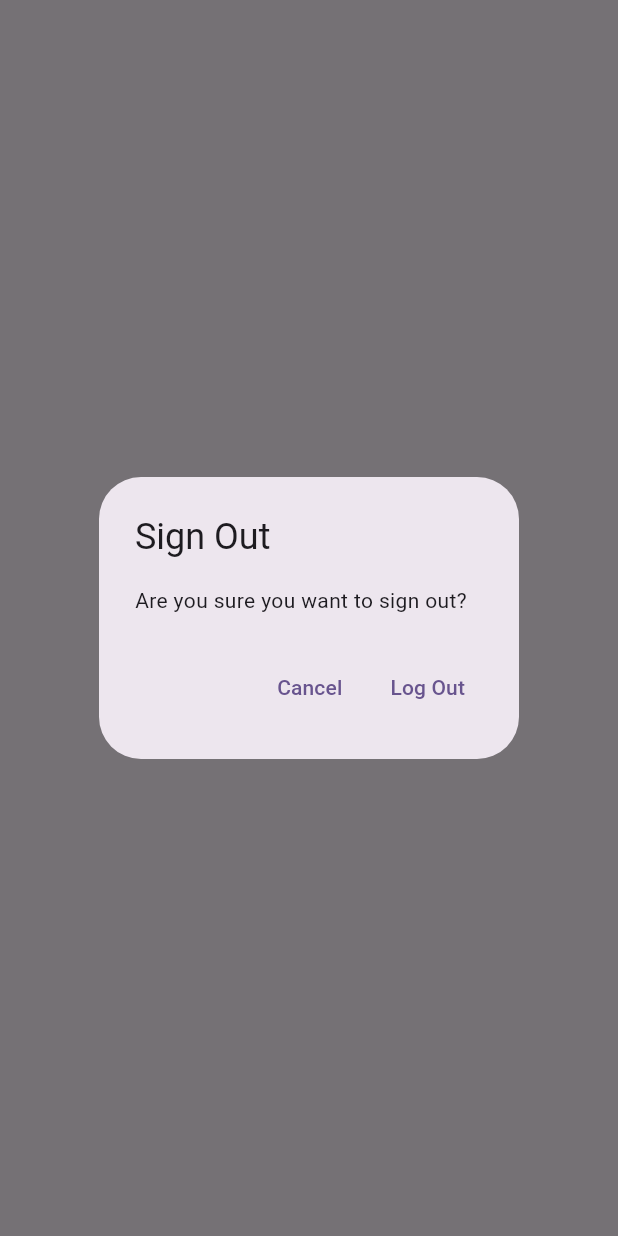
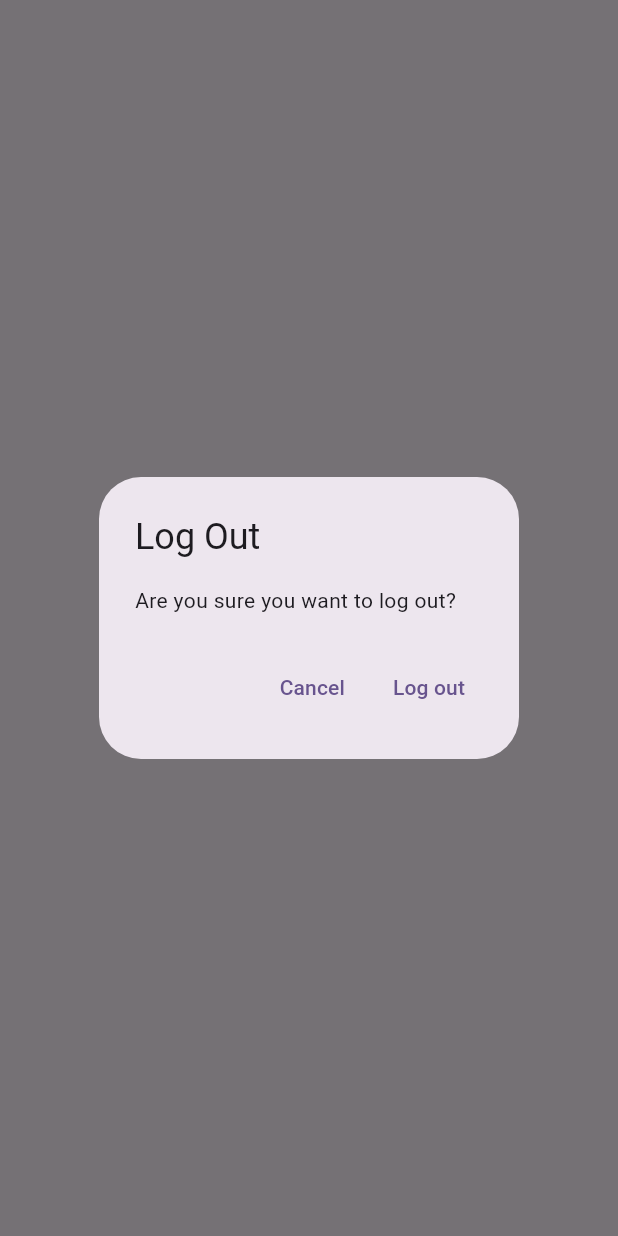
Before and after one commit to Kavya-A-Patel/Noter, a Flutter app: what showLogOutDialog() shows on an empty page, opened directly, on a phone screen of 412 x 824 dp. Run offline on Flutter 3.47's test engine with Material 3 defaults, Android fonts, the phone set to English and light mode, and no system bars; our stand-ins replace firebase_auth, firebase_core, sqflite; accounts and stored records are empty; network calls fail.

Commit message:
Making-Generic-Dialog-And-Implementing-It

```diff
--- /dev/null
+++ b/lib/utilities/dialogs/generic_dialog.dart
@@ -0,0 +1,34 @@
+import 'package:flutter/material.dart';
+
+typedef DialogOptionBuilder<T> = Map<String, T?> Function();
+
+Future<T?> showGenericDialog<T>({
+  required BuildContext context,
+  required String title,
+  required String content,
+  required DialogOptionBuilder optionsBuilder,
+}) {
+  final options = optionsBuilder();
+  return showDialog<T>(
+    builder: (context) {
+      return AlertDialog(
+        title: Text(title),
+        content: Text(content),
+        actions: options.keys.map((optionTitle) {
+          final value = options[optionTitle];
+          return TextButton(
+            onPressed: () {
+              if (value != null) {
+                Navigator.of(context).pop(value);
+              } else {
+                Navigator.of(context).pop();
+              }
+            },
+            child: Text(optionTitle),
+          );
+        }).toList(),
+      );
+    },
+    context: context,
+  );
+}
--- /dev/null
+++ b/lib/utilities/dialogs/logout_dialog.dart
@@ -0,0 +1,16 @@
+import 'package:flutter/material.dart';
+import 'package:noter/utilities/dialogs/generic_dialog.dart';
+
+Future<bool> showLogOutDialog(BuildContext context) {
+  return showGenericDialog(
+    context: context,
+    title: 'Log Out',
+    content: 'Are you sure you want to log out?',
+    optionsBuilder: () => {
+      'Cancel': false,
+      'Log out': true,
+    },
+  ).then(
+    (value) => value ?? false,
+  );
+}
--- a/lib/views/login_view.dart
+++ b/lib/views/login_view.dart
@@ -2,7 +2,7 @@ import 'package:flutter/material.dart';
 import 'package:noter/constants/routes.dart';
 import 'package:noter/services/auth/auth_exceptions.dart';
 import 'package:noter/services/auth/auth_service.dart';
-import 'package:noter/utilities/show_error_dialog.dart';
+import 'package:noter/utilities/dialogs/error_dialog.dart';
 
 class LoginView extends StatefulWidget {
   const LoginView({Key? key}) : super(key: key);
--- a/lib/views/notes/notes_view.dart
+++ b/lib/views/notes/notes_view.dart
@@ -3,6 +3,8 @@ import 'package:noter/constants/routes.dart';
 import 'package:noter/enums/menu_action.dart';
 import 'package:noter/services/auth/auth_service.dart';
 import 'package:noter/services/crud/notes_service.dart';
+import 'package:noter/utilities/dialogs/logout_dialog.dart';
+import 'package:noter/views/notes/notes_list_view.dart';
 
 class NotesView extends StatefulWidget {
   const NotesView({super.key});
@@ -71,18 +73,10 @@ class _NotesViewState extends State<NotesView> {
                     case ConnectionState.active:
                       if (snapshot.hasData) {
                         final allNotes = snapshot.data as List<DatabaseNote>;
-                        return ListView.builder(
-                          itemCount: allNotes.length,
-                          itemBuilder: (context, index) {
-                            final note = allNotes[index];
-                            return ListTile(
-                              title: Text(
-                                note.text,
-                                maxLines: 1,
-                                softWrap: true,
-                                overflow: TextOverflow.ellipsis,
-                              ),
-                            );
+                        return NotesListView(
+                          notes: allNotes,
+                          onDeleteNote: (note) async {
+                            await _notesService.deleteNote(id: note.id);
                           },
                         );
                       } else {
@@ -101,29 +95,3 @@ class _NotesViewState extends State<NotesView> {
     );
   }
 }
-
-Future<bool> showLogOutDialog(BuildContext context) {
-  return showDialog<bool>(
-    context: context,
-    builder: (context) {
-      return AlertDialog(
-        title: const Text('Sign Out'),
-        content: const Text('Are you sure you want to sign out?'),
-        actions: [
-          TextButton(
-            onPressed: () {
-              Navigator.of(context).pop(false);
-            },
-            child: const Text('Cancel'),
-          ),
-          TextButton(
-            onPressed: () {
-              Navigator.of(context).pop(true);
-            },
-            child: const Text('Log Out'),
-          ),
-        ],
-      );
-    },
-  ).then((value) => value ?? false);
-}
--- a/lib/views/register_view.dart
+++ b/lib/views/register_view.dart
@@ -2,7 +2,7 @@ import 'package:flutter/material.dart';
 import 'package:noter/constants/routes.dart';
 import 'package:noter/services/auth/auth_exceptions.dart';
 import 'package:noter/services/auth/auth_service.dart';
-import 'package:noter/utilities/show_error_dialog.dart';
+import 'package:noter/utilities/dialogs/error_dialog.dart';
 
 class RegisterView extends StatefulWidget {
   const RegisterView({super.key});
```
Also changed, not shown: lib/utilities/dialogs/delete_dialog.dart (added, +16 -0 lines), lib/utilities/dialogs/error_dialog.dart (added, +16 -0 lines), lib/utilities/show_error_dialog.dart (deleted, +0 -24 lines), lib/views/notes/notes_list_view.dart (added, +43 -0 lines), 1 other file.
